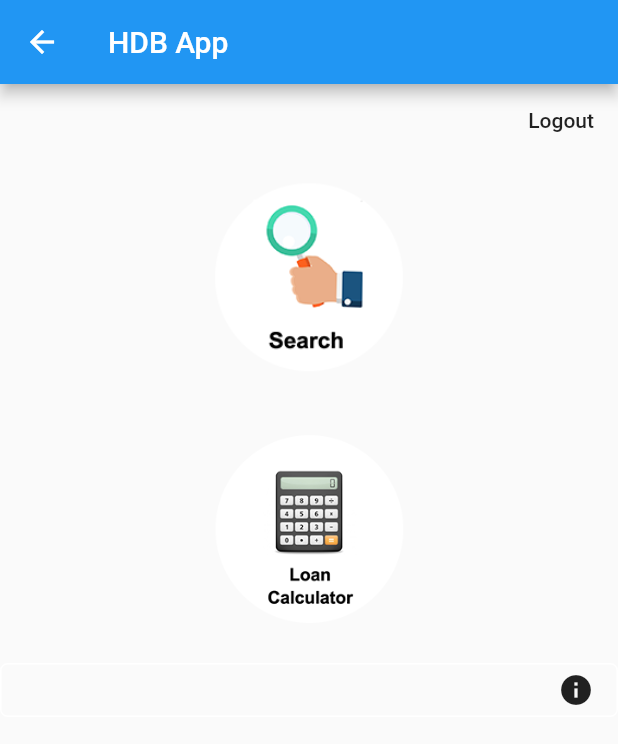
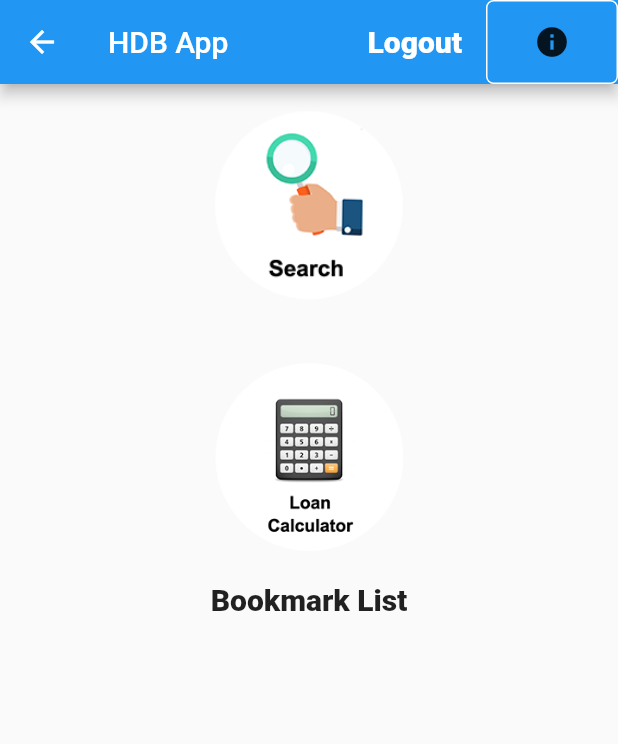
Before and after one commit to CTAN210/swe_hdb_app, a Flutter app: the LoanVisualView screen opened directly, after a tap on the "home" icon, on a phone screen of 412 x 824 dp. Shown: the top 744 px of the screen. Run offline on Flutter 3.47's test engine with Material 2 defaults, Android fonts, the phone set to English and light mode, and no system bars; our stand-ins replace firebase_auth, firebase_core, firebase_database, font_awesome_flutter, google_maps_flutter, google_sign_in and 3 more; accounts and stored records are empty; generated files the repository leaves out were written again.

Commit message:
Updated the bookmarks on main page

```diff
--- a/swe_loan_calculator-master/lib/main.dart
+++ b/swe_loan_calculator-master/lib/main.dart
@@ -3,6 +3,7 @@ import 'package:flutter/cupertino.dart';
 import 'package:flutter/material.dart';
 import 'package:swe_loan_calculator/page/loginpage.dart';
 import 'package:firebase_core/firebase_core.dart';
+import 'package:swe_loan_calculator/page/mainpage.dart' as mainPage;
 
 
 import 'package:swe_loan_calculator/controller/controller.dart' as controller;
@@ -28,6 +29,8 @@ class MyApp extends StatelessWidget {
     initialRoute: '/',
     routes: {
       '/': (context) => LoginPage(),
+      '/first': (context) => mainPage.HomePageStateful(),
+      '/second':(context) => view.FilterView(),
       '/third': (context) => controller.FullDetailsController(),
       '/fourth': (context) => controller.MapPageController(),
     },
--- a/swe_loan_calculator-master/lib/page/loginpage.dart
+++ b/swe_loan_calculator-master/lib/page/loginpage.dart
@@ -20,7 +20,7 @@ class LoginPage extends StatelessWidget {
           if (provider.isSigningIn) {
             return buildLoading();
           } else if (snapshot.hasData) {
-            return MyHomePage();
+            return HomePageStateful();
           } else {
             return SignUpWidget();
           }
--- a/swe_loan_calculator-master/lib/page/mainpage.dart
+++ b/swe_loan_calculator-master/lib/page/mainpage.dart
@@ -3,28 +3,47 @@ import 'package:flutter/cupertino.dart';
 import 'package:flutter/material.dart';
 import 'package:swe_loan_calculator/provider/google_sign_in.dart';
 import 'package:provider/provider.dart';
-
-
+import 'package:firebase_database/firebase_database.dart';
 import 'package:swe_loan_calculator/controller/controller.dart' as controller;
 import 'package:swe_loan_calculator/view/view.dart' as view;
 import 'package:swe_loan_calculator/model/model.dart' as model;
 
 int abc;
 
+class HomePageStateful extends StatefulWidget {
+  @override
+  MyHomePage createState() => MyHomePage();
+}
 
 /// Class to organise the display of main page view
-class MyHomePage extends StatelessWidget {
-  MyHomePage({Key key, this.title}) : super(key: key);
-  final String title;
+class MyHomePage extends State<HomePageStateful> {
+  var bookmarkList=[];
+  void updateList(){
+    var BookmarkController = controller.BookMarkController();
+    var user = BookmarkController.user;
+    BookmarkController.databaseReference.child('bookmark/'+user+'/bookMarkList/').once().then(
+            (DataSnapshot data){
+          setState((){
+            bookmarkList = data.value;
+          });
+        }
+    );
+  }
+
+  @override
+  void initState(){
+    updateList();
+    super.initState();
+  }
+
 
   /// Function to organise the entire display of main page view
   @override
   Widget build(BuildContext context) {
     return Scaffold(
-        appBar: AppBar(title: Text("HDB App")),
-        body: Center(
-            child: Column(
-                children: <Widget>[
+        appBar: AppBar(
+          title: Text("HDB App"),
+          actions: [
             /// Button to logout
             FlatButton(
               onPressed: () {
@@ -33,34 +52,13 @@ class MyHomePage extends StatelessWidget {
                 provider.logout();
               },
               child: Container(
-                        alignment: Alignment.topRight,
-                        child: Text('Logout')
+                  alignment: Alignment.center,
+                  child: Text('Logout',
+                      style: TextStyle(
+                          fontWeight: FontWeight.w900,
+                          fontSize: 20,
+                          color: Colors.white))),
             ),
-                  ),
-
-                  /// Button to search/filter for listings
-                  IconButton(
-                    icon: Image.asset('assets/images/search.png'),
-                    iconSize: 150,
-                    onPressed: () {Navigator.push(
-                      context,
-                      MaterialPageRoute(
-                        builder: (context) => view.FilterView(),
-                      ),
-                    );},
-                  ),
-                  /// Button to go to loan calculator
-                  IconButton(
-                    icon: Image.asset('assets/images/calculator.png'),
-                    iconSize: 150,
-                    onPressed: () {Navigator.push(
-                      context,
-                      MaterialPageRoute(
-                        builder: (context) => controller.LoanCalController(),
-                      ),
-                    );},
-                  ),
-                  /// Button to go to help page
             OutlineButton(
                 onPressed: () {
                   Navigator.push(
@@ -74,21 +72,64 @@ class MyHomePage extends StatelessWidget {
                   children: <Widget>[
                     Align(
                         alignment: Alignment.centerRight,
-                              child: Icon(Icons.info)
-                          ),
+                        child: Icon(Icons.info)),
                   ],
                 ),
                 highlightedBorderColor: Colors.white,
                 color: Colors.white,
                 borderSide: new BorderSide(color: Colors.white),
                 shape: new RoundedRectangleBorder(
-                          borderRadius: new BorderRadius.circular(5.0)
-                      )
+                    borderRadius: new BorderRadius.circular(5.0))),
+          ],
         ),
+        body: Center(
+            child: Column(children: <Widget>[
+          Row(mainAxisAlignment: MainAxisAlignment.center,
+            children: <Widget>[
+              Column(children: <Widget>[
+                /// Button to search/filter for listings
+                IconButton(
+                  icon: Image.asset('assets/images/search.png'),
+                  iconSize: 150,
+                  onPressed: () {
+                    Navigator.pushNamedAndRemoveUntil(context, '/second',(_) => false
+                    );
+                  },
+                ),
+
+                /// Button to go to loan calculator
+                IconButton(
+                  icon: Image.asset('assets/images/calculator.png'),
+                  iconSize: 150,
+                  onPressed: () {
+                    Navigator.push(
+                      context,
+                      MaterialPageRoute(
+                        builder: (context) => controller.LoanCalController(),
+                      ),
+                    );
+                  },
+                ),
+              ]),
+
+
+            ],
+          ),
+          Text("Bookmark List",style: TextStyle(
+            fontWeight: FontWeight.w900,
+            fontSize: 20,)),
+          Container(
+            height: 300.0,
+            width: 350,
+            child: Column(children: <Widget>[
+                controller.BookmarkPageController(bookmarkList),
+            ]),
+          ),
+
+          /// Button to go to help page
+
           ///Display bookmarked listings
+        ])));
 
-                ]
-            )
-        ));
   }
 }
--- a/swe_loan_calculator-master/lib/view/view.dart
+++ b/swe_loan_calculator-master/lib/view/view.dart
@@ -457,7 +457,7 @@ class LoanVisualView extends StatelessWidget{
                   Navigator.push(
                       context,
                       MaterialPageRoute(
-                          builder: (context) => MyHomePage()));
+                          builder: (context) => HomePageStateful()));
                 },
               ),
 
@@ -592,6 +592,13 @@ class FilterView extends StatelessWidget {
         child: Scaffold(
             appBar: AppBar(
               title: Text("Search/Filter"),
+              leading: IconButton(
+                icon: const Icon(Icons.arrow_back),
+                onPressed: () {
+                  Navigator.pushNamedAndRemoveUntil(context, '/first',(_) => false
+                  );
+                },
+              ),
             ),
             body: Center(
                 child: Container(
@@ -632,39 +639,11 @@ class FilterSliderView extends State<controller.FilterSliderController> {
   var pulledList;
 
 
-/*  void fetchBookmarkData(){
-    var BookmarkController = controller.BookMarkController();
-    var user = BookmarkController.user;
-    BookmarkController.databaseReference.child('bookmark/'+user+'/bookMarkList/').once().then(
-            (DataSnapshot data){
-          setState((){
-            pulledList = data.value;
-          });
-        }
-    );
-  }
-  @override
-  void initState(){
-    fetchBookmarkData();
-    super.initState();
-  }*/
-
   var myController = TextEditingController();
   @override
   Widget build(BuildContext context) {
     var BookmarkController = controller.BookMarkController();
     var user = BookmarkController.user;
-/*    List update(){
-      BookmarkController.databaseReference.child('bookmark/'+user+'/bookMarkList/').once().then(
-              (DataSnapshot data){
-            setState((){
-              pulledList = data.value;
-            });
-          }
-      );
-      return pulledList;
-    }*/
-
 
     return Column(
       children: <Widget>[
@@ -1028,6 +1007,7 @@ class ListPageView extends State<controller.ListPageController> {
   var BookmarkController = controller.BookMarkController();
   /// List of Filtered HDB
   Future<List<locations.HDBListing>> filtered_hdb;
+  /// update the checkList with list from the database.
   void fetchBookmarkData(){
     var user = BookmarkController.user;
     BookmarkController.databaseReference.child('bookmark/'+user+'/bookMarkList/').once().then(
@@ -1050,7 +1030,9 @@ class ListPageView extends State<controller.ListPageController> {
         }
     );
   }
+
   @override
+  ///constantly update the checklist.
   void initState(){
     fetchBookmarkData();
     super.initState();
@@ -1102,16 +1084,15 @@ class ListPageView extends State<controller.ListPageController> {
         title: Text('HDB Lists (Filtered)'),
         actions: <Widget>[
           IconButton(
-              icon: const Icon(Icons.list),
+            icon: const Icon(Icons.home),
             onPressed: () {
-                setState(() {
-                  Navigator.push(
-                    context,
-                    MaterialPageRoute(
-                        builder: (context) => controller.BookmarkPageController(BookMarkItem,checkList)),
+              Navigator.pushNamedAndRemoveUntil(context, '/first',(_) => false
                   );
-                });
-              })
+
+
+
+            },
+          ),
         ],
       ),
       body: Container(
@@ -1400,42 +1381,72 @@ class MapPageView extends State<controller.MapPageController> {
 
 
 class BookmarkPageView extends State<controller.BookmarkPageController>{
+/*  var  updatedList =[];
+  void updateList(){
+    var BookmarkController = controller.BookMarkController();
+    var user = BookmarkController.user;
+    BookmarkController.databaseReference.child('bookmark/'+user+'/bookMarkList/').once().then(
+            (DataSnapshot data){
+          setState((){
+            //bookmarkList=[];
+            updatedList = data.value;
+          });
+        }
+    );
+  }
+
+  @override
+  void initState(){
+    build(context);
+    super.initState();
+  }*/
+  @override
   Widget build(BuildContext context) {
-    var BookmarkList =  widget.update(widget.checkList);
 
-    return Scaffold(
-        appBar: AppBar(
-          title: Text('Bookmarks'),
-        ),
-        body: Container(
+    var BookmarkList =  widget.update(widget.bookmarkList);
+
+
+
+          return Container(
             child: FutureBuilder<List<locations.HDBListing>>(
               future: BookmarkList,
               builder: (context, snapshot){
+                var max=0;
+                try{
+                  max = snapshot.data.length;
+                }
+                catch(e){
+                  max=0;
+                }
                 var BookmarkList1 = snapshot.data;
-                var max = snapshot.data.length;
-                return ListView.builder(
-
-
+                //max = snapshot.data.length;
+                return Expanded(
+                  child: ListView.builder(
+                    shrinkWrap: true,
+                    scrollDirection: Axis.vertical,
                     padding: EdgeInsets.all(16),
-
-                  physics: BouncingScrollPhysics(),
+                    //physics: BouncingScrollPhysics(),
                     itemCount: max,
                     itemBuilder: (context, index) {
 
                       final user = BookmarkList1[index];
 
-                    return ListTile(
-
+                      return Card(
+                          child:ListTile(
                         onTap: () { Navigator.pushNamed(context, '/third', arguments: user) ;},
                         title: Text(user.address + ", ID: " + user.ID.toString()),
                         subtitle: Text(user.resale_price.toString()),
 
-                    );
-                  },
+                      )
                       );
                     },
                   )
+                );
+              },
             )
           );
+
+
+
   }
 }
```
Also changed, not shown: swe_loan_calculator-master/lib/controller/controller.dart (+5 -29 lines). Lines whose indentation alone changed are shown as unchanged.
